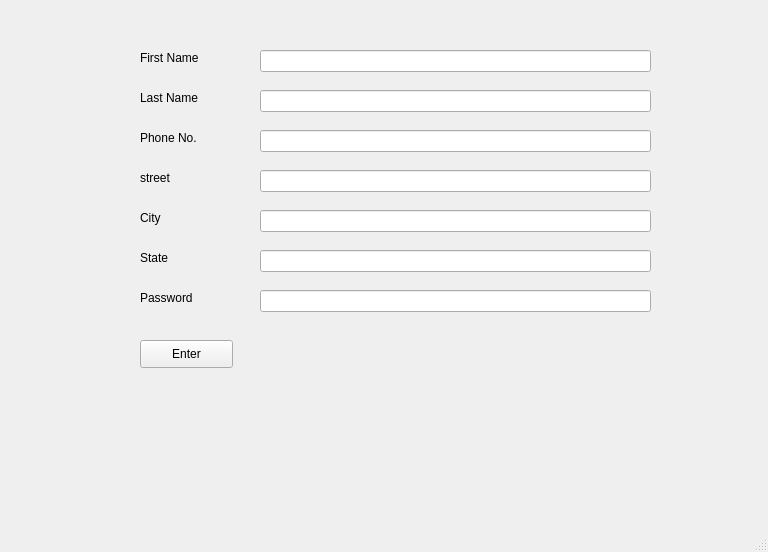
Qt form signup.ui (endeavorXx/DBMS_Project) before a commit.
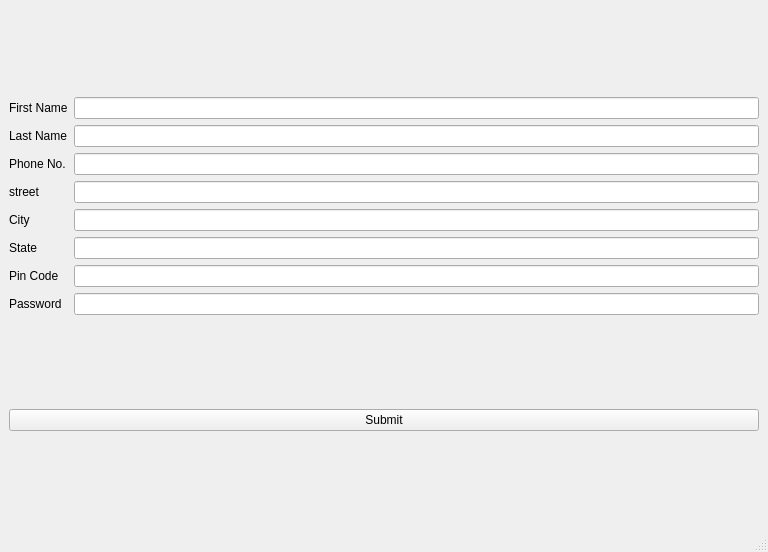
The same form after that commit.

```diff
--- a/signup.ui
+++ b/signup.ui
@@ -14,180 +14,99 @@
    <string>MainWindow</string>
   </property>
   <widget class="QWidget" name="centralwidget">
+   <layout class="QGridLayout" name="gridLayout_2">
+    <item row="0" column="0">
+     <layout class="QGridLayout" name="gridLayout">
+      <item row="0" column="0">
    <widget class="QLabel" name="label">
-    <property name="geometry">
-     <rect>
-      <x>140</x>
-      <y>50</y>
-      <width>71</width>
-      <height>16</height>
-     </rect>
-    </property>
     <property name="text">
      <string>First Name</string>
     </property>
    </widget>
+      </item>
+      <item row="0" column="1">
+       <widget class="QLineEdit" name="lineEdit"/>
+      </item>
+      <item row="1" column="0">
    <widget class="QLabel" name="label_2">
-    <property name="geometry">
-     <rect>
-      <x>140</x>
-      <y>90</y>
-      <width>81</width>
-      <height>16</height>
-     </rect>
-    </property>
     <property name="text">
      <string>Last Name</string>
     </property>
    </widget>
+      </item>
+      <item row="1" column="1">
+       <widget class="QLineEdit" name="lineEdit_2"/>
+      </item>
+      <item row="2" column="0">
    <widget class="QLabel" name="label_3">
-    <property name="geometry">
-     <rect>
-      <x>140</x>
-      <y>130</y>
-      <width>71</width>
-      <height>16</height>
-     </rect>
-    </property>
     <property name="text">
      <string>Phone No.</string>
     </property>
    </widget>
+      </item>
+      <item row="2" column="1">
+       <widget class="QLineEdit" name="lineEdit_3"/>
+      </item>
+      <item row="3" column="0">
    <widget class="QLabel" name="label_4">
-    <property name="geometry">
-     <rect>
-      <x>140</x>
-      <y>170</y>
-      <width>71</width>
-      <height>16</height>
-     </rect>
-    </property>
     <property name="text">
      <string>street</string>
     </property>
    </widget>
+      </item>
+      <item row="3" column="1">
+       <widget class="QLineEdit" name="lineEdit_4"/>
+      </item>
+      <item row="4" column="0">
    <widget class="QLabel" name="label_5">
-    <property name="geometry">
-     <rect>
-      <x>140</x>
-      <y>210</y>
-      <width>71</width>
-      <height>16</height>
-     </rect>
-    </property>
     <property name="text">
      <string>City</string>
     </property>
    </widget>
+      </item>
+      <item row="4" column="1">
+       <widget class="QLineEdit" name="lineEdit_5"/>
+      </item>
+      <item row="5" column="0">
    <widget class="QLabel" name="label_6">
-    <property name="geometry">
-     <rect>
-      <x>140</x>
-      <y>250</y>
-      <width>55</width>
-      <height>16</height>
-     </rect>
-    </property>
     <property name="text">
      <string>State</string>
     </property>
    </widget>
+      </item>
+      <item row="5" column="1">
+       <widget class="QLineEdit" name="lineEdit_6"/>
+      </item>
+      <item row="6" column="0">
    <widget class="QLabel" name="label_7">
-    <property name="geometry">
-     <rect>
-      <x>140</x>
-      <y>290</y>
-      <width>81</width>
-      <height>16</height>
-     </rect>
-    </property>
+        <property name="text">
+         <string>Pin Code</string>
+        </property>
+       </widget>
+      </item>
+      <item row="6" column="1">
+       <widget class="QLineEdit" name="lineEdit_7"/>
+      </item>
+      <item row="7" column="0">
+       <widget class="QLabel" name="label_8">
     <property name="text">
      <string>Password</string>
     </property>
    </widget>
+      </item>
+      <item row="7" column="1">
+       <widget class="QLineEdit" name="lineEdit_8"/>
+      </item>
+     </layout>
+    </item>
+    <item row="1" column="0">
    <widget class="QPushButton" name="enterButton">
-    <property name="geometry">
-     <rect>
-      <x>140</x>
-      <y>340</y>
-      <width>93</width>
-      <height>28</height>
-     </rect>
-    </property>
     <property name="text">
-     <string>Enter</string>
-    </property>
-   </widget>
-   <widget class="QLineEdit" name="lineEdit">
-    <property name="geometry">
-     <rect>
-      <x>260</x>
-      <y>50</y>
-      <width>391</width>
-      <height>22</height>
-     </rect>
-    </property>
-   </widget>
-   <widget class="QLineEdit" name="lineEdit_2">
-    <property name="geometry">
-     <rect>
-      <x>260</x>
-      <y>90</y>
-      <width>391</width>
-      <height>22</height>
-     </rect>
-    </property>
-   </widget>
-   <widget class="QLineEdit" name="lineEdit_3">
-    <property name="geometry">
-     <rect>
-      <x>260</x>
-      <y>130</y>
-      <width>391</width>
-      <height>22</height>
-     </rect>
-    </property>
-   </widget>
-   <widget class="QLineEdit" name="lineEdit_4">
-    <property name="geometry">
-     <rect>
-      <x>260</x>
-      <y>170</y>
-      <width>391</width>
-      <height>22</height>
-     </rect>
-    </property>
-   </widget>
-   <widget class="QLineEdit" name="lineEdit_5">
-    <property name="geometry">
-     <rect>
-      <x>260</x>
-      <y>210</y>
-      <width>391</width>
-      <height>22</height>
-     </rect>
-    </property>
-   </widget>
-   <widget class="QLineEdit" name="lineEdit_6">
-    <property name="geometry">
-     <rect>
-      <x>260</x>
-      <y>250</y>
-      <width>391</width>
-      <height>22</height>
-     </rect>
-    </property>
-   </widget>
-   <widget class="QLineEdit" name="lineEdit_7">
-    <property name="geometry">
-     <rect>
-      <x>260</x>
-      <y>290</y>
-      <width>391</width>
-      <height>22</height>
-     </rect>
-    </property>
-   </widget>
+       <string>Submit</string>
+      </property>
+     </widget>
+    </item>
+   </layout>
   </widget>
   <widget class="QMenuBar" name="menubar">
    <property name="geometry">
```
Lines whose indentation alone changed are shown as unchanged.
